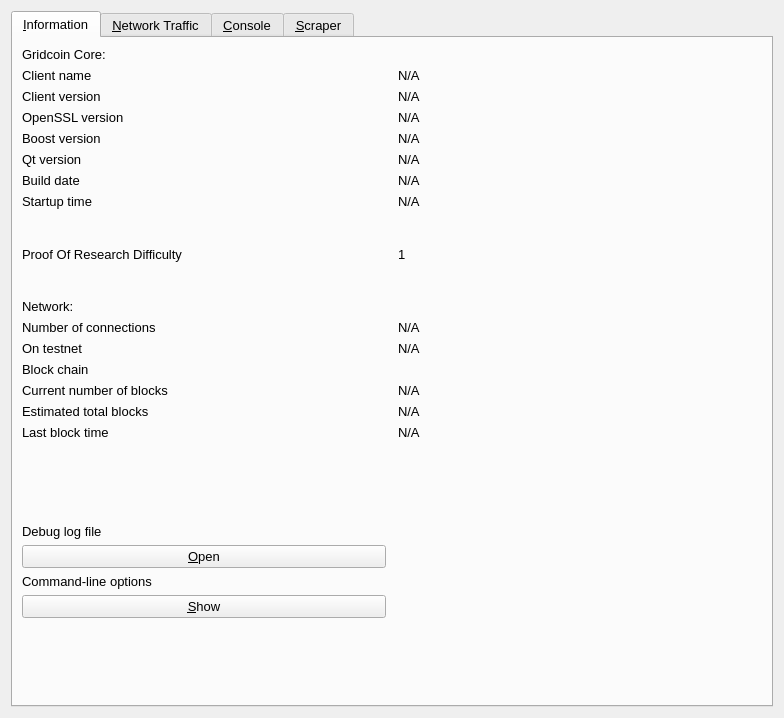
Qt form src/qt/forms/rpcconsole.ui (gridcoin-community/Gridcoin-Research) before a commit.
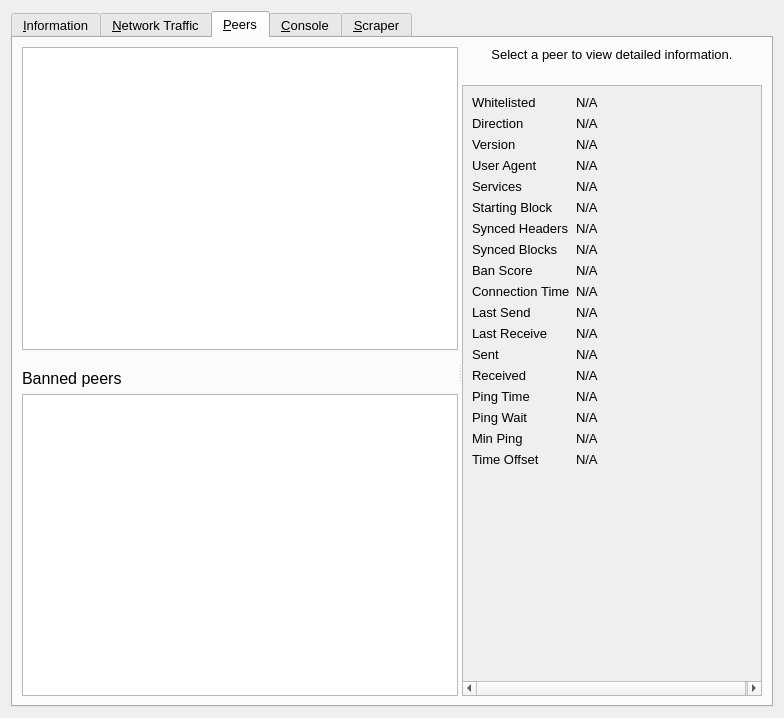
The same form after that commit. The open tabs and pages were chosen to show the change. Icons and pictures are not drawn. Custom widgets are drawn as their Qt base class.

Commit message: Implement Peers Tab in Debug Console

The edit to the form file:
```diff
--- a/src/qt/forms/rpcconsole.ui
+++ b/src/qt/forms/rpcconsole.ui
@@ -680,6 +680,614 @@
        </item>
       </layout>
      </widget>
+     <widget class="QWidget" name="tab_peers">
+      <attribute name="title">
+       <string>&amp;Peers</string>
+      </attribute>
+      <layout class="QVBoxLayout" name="verticalLayout_10">
+       <item>
+        <widget class="QSplitter" name="splitter">
+         <property name="orientation">
+          <enum>Qt::Horizontal</enum>
+         </property>
+         <property name="childrenCollapsible">
+          <bool>false</bool>
+         </property>
+         <widget class="QWidget" name="widget_1" native="true">
+          <property name="sizePolicy">
+           <sizepolicy hsizetype="MinimumExpanding" vsizetype="Preferred">
+            <horstretch>1</horstretch>
+            <verstretch>0</verstretch>
+           </sizepolicy>
+          </property>
+          <property name="minimumSize">
+           <size>
+            <width>400</width>
+            <height>0</height>
+           </size>
+          </property>
+          <layout class="QVBoxLayout" name="verticalLayout_7">
+           <item>
+            <widget class="QTableView" name="peerWidget">
+             <property name="tabKeyNavigation">
+              <bool>false</bool>
+             </property>
+             <property name="sortingEnabled">
+              <bool>true</bool>
+             </property>
+             <attribute name="horizontalHeaderHighlightSections">
+              <bool>false</bool>
+             </attribute>
+            </widget>
+           </item>
+           <item>
+            <widget class="QLabel" name="banHeading">
+             <property name="sizePolicy">
+              <sizepolicy hsizetype="Preferred" vsizetype="Minimum">
+               <horstretch>0</horstretch>
+               <verstretch>0</verstretch>
+              </sizepolicy>
+             </property>
+             <property name="minimumSize">
+              <size>
+               <width>0</width>
+               <height>32</height>
+              </size>
+             </property>
+             <property name="maximumSize">
+              <size>
+               <width>16777215</width>
+               <height>32</height>
+              </size>
+             </property>
+             <property name="font">
+              <font>
+               <pointsize>12</pointsize>
+              </font>
+             </property>
+             <property name="cursor">
+              <cursorShape>IBeamCursor</cursorShape>
+             </property>
+             <property name="text">
+              <string>Banned peers</string>
+             </property>
+             <property name="alignment">
+              <set>Qt::AlignBottom|Qt::AlignLeading|Qt::AlignLeft</set>
+             </property>
+             <property name="wordWrap">
+              <bool>true</bool>
+             </property>
+             <property name="textInteractionFlags">
+              <set>Qt::NoTextInteraction</set>
+             </property>
+            </widget>
+           </item>
+           <item>
+            <widget class="QTableView" name="banlistWidget">
+             <property name="tabKeyNavigation">
+              <bool>false</bool>
+             </property>
+             <property name="sortingEnabled">
+              <bool>true</bool>
+             </property>
+             <attribute name="horizontalHeaderHighlightSections">
+              <bool>false</bool>
+             </attribute>
+            </widget>
+           </item>
+          </layout>
+         </widget>
+         <widget class="QWidget" name="widget_2" native="true">
+          <property name="sizePolicy">
+           <sizepolicy hsizetype="Minimum" vsizetype="Preferred">
+            <horstretch>0</horstretch>
+            <verstretch>0</verstretch>
+           </sizepolicy>
+          </property>
+          <property name="minimumSize">
+           <size>
+            <width>300</width>
+            <height>0</height>
+           </size>
+          </property>
+          <layout class="QVBoxLayout" name="verticalLayout_8">
+           <item>
+            <widget class="QLabel" name="peerHeading">
+             <property name="sizePolicy">
+              <sizepolicy hsizetype="Preferred" vsizetype="Minimum">
+               <horstretch>0</horstretch>
+               <verstretch>0</verstretch>
+              </sizepolicy>
+             </property>
+             <property name="minimumSize">
+              <size>
+               <width>0</width>
+               <height>32</height>
+              </size>
+             </property>
+             <property name="font">
+              <font>
+               <pointsize>10</pointsize>
+              </font>
+             </property>
+             <property name="cursor">
+              <cursorShape>IBeamCursor</cursorShape>
+             </property>
+             <property name="text">
+              <string>Select a peer to view detailed information.</string>
+             </property>
+             <property name="alignment">
+              <set>Qt::AlignHCenter|Qt::AlignTop</set>
+             </property>
+             <property name="wordWrap">
+              <bool>true</bool>
+             </property>
+             <property name="textInteractionFlags">
+              <set>Qt::LinksAccessibleByMouse|Qt::TextSelectableByKeyboard|Qt::TextSelectableByMouse</set>
+             </property>
+            </widget>
+           </item>
+           <item>
+            <widget class="QScrollArea" name="scrollArea">
+             <property name="widgetResizable">
+              <bool>true</bool>
+             </property>
+             <widget class="QWidget" name="detailWidget">
+              <property name="geometry">
+               <rect>
+                <x>0</x>
+                <y>0</y>
+                <width>300</width>
+                <height>426</height>
+               </rect>
+              </property>
+              <property name="minimumSize">
+               <size>
+                <width>300</width>
+                <height>0</height>
+               </size>
+              </property>
+              <layout class="QGridLayout" name="gridLayout_2" columnstretch="0,1">
+               <item row="0" column="0">
+                <widget class="QLabel" name="label_30">
+                 <property name="text">
+                  <string>Whitelisted</string>
+                 </property>
+                </widget>
+               </item>
+               <item row="0" column="1">
+                <widget class="QLabel" name="peerWhitelisted">
+                 <property name="cursor">
+                  <cursorShape>IBeamCursor</cursorShape>
+                 </property>
+                 <property name="text">
+                  <string>N/A</string>
+                 </property>
+                 <property name="textFormat">
+                  <enum>Qt::PlainText</enum>
+                 </property>
+                 <property name="textInteractionFlags">
+                  <set>Qt::LinksAccessibleByMouse|Qt::TextSelectableByKeyboard|Qt::TextSelectableByMouse</set>
+                 </property>
+                </widget>
+               </item>
+               <item row="1" column="0">
+                <widget class="QLabel" name="label_23">
+                 <property name="text">
+                  <string>Direction</string>
+                 </property>
+                </widget>
+               </item>
+               <item row="1" column="1">
+                <widget class="QLabel" name="peerDirection">
+                 <property name="cursor">
+                  <cursorShape>IBeamCursor</cursorShape>
+                 </property>
+                 <property name="text">
+                  <string>N/A</string>
+                 </property>
+                 <property name="textFormat">
+                  <enum>Qt::PlainText</enum>
+                 </property>
+                 <property name="textInteractionFlags">
+                  <set>Qt::LinksAccessibleByMouse|Qt::TextSelectableByKeyboard|Qt::TextSelectableByMouse</set>
+                 </property>
+                </widget>
+               </item>
+               <item row="2" column="0">
+                <widget class="QLabel" name="label_21">
+                 <property name="text">
+                  <string>Version</string>
+                 </property>
+                </widget>
+               </item>
+               <item row="2" column="1">
+                <widget class="QLabel" name="peerVersion">
+                 <property name="cursor">
+                  <cursorShape>IBeamCursor</cursorShape>
+                 </property>
+                 <property name="text">
+                  <string>N/A</string>
+                 </property>
+                 <property name="textFormat">
+                  <enum>Qt::PlainText</enum>
+                 </property>
+                 <property name="textInteractionFlags">
+                  <set>Qt::LinksAccessibleByMouse|Qt::TextSelectableByKeyboard|Qt::TextSelectableByMouse</set>
+                 </property>
+                </widget>
+               </item>
+               <item row="3" column="0">
+                <widget class="QLabel" name="label_28">
+                 <property name="text">
+                  <string>User Agent</string>
+                 </property>
+                </widget>
+               </item>
+               <item row="3" column="1">
+                <widget class="QLabel" name="peerSubversion">
+                 <property name="cursor">
+                  <cursorShape>IBeamCursor</cursorShape>
+                 </property>
+                 <property name="text">
+                  <string>N/A</string>
+                 </property>
+                 <property name="textFormat">
+                  <enum>Qt::PlainText</enum>
+                 </property>
+                 <property name="textInteractionFlags">
+                  <set>Qt::LinksAccessibleByMouse|Qt::TextSelectableByKeyboard|Qt::TextSelectableByMouse</set>
+                 </property>
+                </widget>
+               </item>
+               <item row="4" column="0">
+                <widget class="QLabel" name="label_31">
+                 <property name="text">
+                  <string>Services</string>
+                 </property>
+                </widget>
+               </item>
+               <item row="4" column="1">
+                <widget class="QLabel" name="peerServices">
+                 <property name="cursor">
+                  <cursorShape>IBeamCursor</cursorShape>
+                 </property>
+                 <property name="text">
+                  <string>N/A</string>
+                 </property>
+                 <property name="textFormat">
+                  <enum>Qt::PlainText</enum>
+                 </property>
+                 <property name="textInteractionFlags">
+                  <set>Qt::LinksAccessibleByMouse|Qt::TextSelectableByKeyboard|Qt::TextSelectableByMouse</set>
+                 </property>
+                </widget>
+               </item>
+               <item row="5" column="0">
+                <widget class="QLabel" name="label_29">
+                 <property name="text">
+                  <string>Starting Block</string>
+                 </property>
+                </widget>
+               </item>
+               <item row="5" column="1">
+                <widget class="QLabel" name="peerHeight">
+                 <property name="cursor">
+                  <cursorShape>IBeamCursor</cursorShape>
+                 </property>
+                 <property name="text">
+                  <string>N/A</string>
+                 </property>
+                 <property name="textFormat">
+                  <enum>Qt::PlainText</enum>
+                 </property>
+                 <property name="textInteractionFlags">
+                  <set>Qt::LinksAccessibleByMouse|Qt::TextSelectableByKeyboard|Qt::TextSelectableByMouse</set>
+                 </property>
+                </widget>
+               </item>
+               <item row="6" column="0">
+                <widget class="QLabel" name="label_27">
+                 <property name="text">
+                  <string>Synced Headers</string>
+                 </property>
+                </widget>
+               </item>
+               <item row="6" column="1">
+                <widget class="QLabel" name="peerSyncHeight">
+                 <property name="cursor">
+                  <cursorShape>IBeamCursor</cursorShape>
+                 </property>
+                 <property name="text">
+                  <string>N/A</string>
+                 </property>
+                 <property name="textFormat">
+                  <enum>Qt::PlainText</enum>
+                 </property>
+                 <property name="textInteractionFlags">
+                  <set>Qt::LinksAccessibleByMouse|Qt::TextSelectableByKeyboard|Qt::TextSelectableByMouse</set>
+                 </property>
+                </widget>
+               </item>
+               <item row="7" column="0">
+                <widget class="QLabel" name="label_25">
+                 <property name="text">
+                  <string>Synced Blocks</string>
+                 </property>
+                </widget>
+               </item>
+               <item row="7" column="1">
+                <widget class="QLabel" name="peerCommonHeight">
+                 <property name="cursor">
+                  <cursorShape>IBeamCursor</cursorShape>
+                 </property>
+                 <property name="text">
+                  <string>N/A</string>
+                 </property>
+                 <property name="textFormat">
+                  <enum>Qt::PlainText</enum>
+                 </property>
+                 <property name="textInteractionFlags">
+                  <set>Qt::LinksAccessibleByMouse|Qt::TextSelectableByKeyboard|Qt::TextSelectableByMouse</set>
+                 </property>
+                </widget>
+               </item>
+               <item row="8" column="0">
+                <widget class="QLabel" name="label_24">
+                 <property name="text">
+                  <string>Ban Score</string>
+                 </property>
+                </widget>
+               </item>
+               <item row="8" column="1">
+                <widget class="QLabel" name="peerBanScore">
+                 <property name="cursor">
+                  <cursorShape>IBeamCursor</cursorShape>
+                 </property>
+                 <property name="text">
+                  <string>N/A</string>
+                 </property>
+                 <property name="textFormat">
+                  <enum>Qt::PlainText</enum>
+                 </property>
+                 <property name="textInteractionFlags">
+                  <set>Qt::LinksAccessibleByMouse|Qt::TextSelectableByKeyboard|Qt::TextSelectableByMouse</set>
+                 </property>
+                </widget>
+               </item>
+               <item row="9" column="0">
+                <widget class="QLabel" name="label_22">
+                 <property name="text">
+                  <string>Connection Time</string>
+                 </property>
+                </widget>
+               </item>
+               <item row="9" column="1">
+                <widget class="QLabel" name="peerConnTime">
+                 <property name="cursor">
+                  <cursorShape>IBeamCursor</cursorShape>
+                 </property>
+                 <property name="text">
+                  <string>N/A</string>
+                 </property>
+                 <property name="textFormat">
+                  <enum>Qt::PlainText</enum>
+                 </property>
+                 <property name="textInteractionFlags">
+                  <set>Qt::LinksAccessibleByMouse|Qt::TextSelectableByKeyboard|Qt::TextSelectableByMouse</set>
+                 </property>
+                </widget>
+               </item>
+               <item row="10" column="0">
+                <widget class="QLabel" name="label_15">
+                 <property name="text">
+                  <string>Last Send</string>
+                 </property>
+                </widget>
+               </item>
+               <item row="10" column="1">
+                <widget class="QLabel" name="peerLastSend">
+                 <property name="cursor">
+                  <cursorShape>IBeamCursor</cursorShape>
+                 </property>
+                 <property name="text">
+                  <string>N/A</string>
+                 </property>
+                 <property name="textFormat">
+                  <enum>Qt::PlainText</enum>
+                 </property>
+                 <property name="textInteractionFlags">
+                  <set>Qt::LinksAccessibleByMouse|Qt::TextSelectableByKeyboard|Qt::TextSelectableByMouse</set>
+                 </property>
+                </widget>
+               </item>
+               <item row="11" column="0">
+                <widget class="QLabel" name="label_32">
+                 <property name="text">
+                  <string>Last Receive</string>
+                 </property>
+                </widget>
+               </item>
+               <item row="11" column="1">
+                <widget class="QLabel" name="peerLastRecv">
+                 <property name="cursor">
+                  <cursorShape>IBeamCursor</cursorShape>
+                 </property>
+                 <property name="text">
+                  <string>N/A</string>
+                 </property>
+                 <property name="textFormat">
+                  <enum>Qt::PlainText</enum>
+                 </property>
+                 <property name="textInteractionFlags">
+                  <set>Qt::LinksAccessibleByMouse|Qt::TextSelectableByKeyboard|Qt::TextSelectableByMouse</set>
+                 </property>
+                </widget>
+               </item>
+               <item row="12" column="0">
+                <widget class="QLabel" name="label_33">
+                 <property name="text">
+                  <string>Sent</string>
+                 </property>
+                </widget>
+               </item>
+               <item row="12" column="1">
+                <widget class="QLabel" name="peerBytesSent">
+                 <property name="cursor">
+                  <cursorShape>IBeamCursor</cursorShape>
+                 </property>
+                 <property name="text">
+                  <string>N/A</string>
+                 </property>
+                 <property name="textFormat">
+                  <enum>Qt::PlainText</enum>
+                 </property>
+                 <property name="textInteractionFlags">
+                  <set>Qt::LinksAccessibleByMouse|Qt::TextSelectableByKeyboard|Qt::TextSelectableByMouse</set>
+                 </property>
+                </widget>
+               </item>
+               <item row="13" column="0">
+                <widget class="QLabel" name="label_34">
+                 <property name="text">
+                  <string>Received</string>
+                 </property>
+                </widget>
+               </item>
+               <item row="13" column="1">
+                <widget class="QLabel" name="peerBytesRecv">
+                 <property name="cursor">
+                  <cursorShape>IBeamCursor</cursorShape>
+                 </property>
+                 <property name="text">
+                  <string>N/A</string>
+                 </property>
+                 <property name="textFormat">
+                  <enum>Qt::PlainText</enum>
+                 </property>
+                 <property name="textInteractionFlags">
+                  <set>Qt::LinksAccessibleByMouse|Qt::TextSelectableByKeyboard|Qt::TextSelectableByMouse</set>
+                 </property>
+                </widget>
+               </item>
+               <item row="14" column="0">
+                <widget class="QLabel" name="label_26">
+                 <property name="text">
+                  <string>Ping Time</string>
+                 </property>
+                </widget>
+               </item>
+               <item row="14" column="1">
+                <widget class="QLabel" name="peerPingTime">
+                 <property name="cursor">
+                  <cursorShape>IBeamCursor</cursorShape>
+                 </property>
+                 <property name="text">
+                  <string>N/A</string>
+                 </property>
+                 <property name="textFormat">
+                  <enum>Qt::PlainText</enum>
+                 </property>
+                 <property name="textInteractionFlags">
+                  <set>Qt::LinksAccessibleByMouse|Qt::TextSelectableByKeyboard|Qt::TextSelectableByMouse</set>
+                 </property>
+                </widget>
+               </item>
+               <item row="15" column="0">
+                <widget class="QLabel" name="peerPingWaitLabel">
+                 <property name="toolTip">
+                  <string>The duration of a currently outstanding ping.</string>
+                 </property>
+                 <property name="text">
+                  <string>Ping Wait</string>
+                 </property>
+                </widget>
+               </item>
+               <item row="15" column="1">
+                <widget class="QLabel" name="peerPingWait">
+                 <property name="cursor">
+                  <cursorShape>IBeamCursor</cursorShape>
+                 </property>
+                 <property name="text">
+                  <string>N/A</string>
+                 </property>
+                 <property name="textFormat">
+                  <enum>Qt::PlainText</enum>
+                 </property>
+                 <property name="textInteractionFlags">
+                  <set>Qt::LinksAccessibleByMouse|Qt::TextSelectableByKeyboard|Qt::TextSelectableByMouse</set>
+                 </property>
+                </widget>
+               </item>
+               <item row="16" column="0">
+                <widget class="QLabel" name="peerMinPingLabel">
+                 <property name="text">
+                  <string>Min Ping</string>
+                 </property>
+                </widget>
+               </item>
+               <item row="16" column="1">
+                <widget class="QLabel" name="peerMinPing">
+                 <property name="cursor">
+                  <cursorShape>IBeamCursor</cursorShape>
+                 </property>
+                 <property name="text">
+                  <string>N/A</string>
+                 </property>
+                 <property name="textFormat">
+                  <enum>Qt::PlainText</enum>
+                 </property>
+                 <property name="textInteractionFlags">
+                  <set>Qt::LinksAccessibleByMouse|Qt::TextSelectableByKeyboard|Qt::TextSelectableByMouse</set>
+                 </property>
+                </widget>
+               </item>
+               <item row="17" column="0">
+                <widget class="QLabel" name="label_timeoffset">
+                 <property name="text">
+                  <string>Time Offset</string>
+                 </property>
+                </widget>
+               </item>
+               <item row="17" column="1">
+                <widget class="QLabel" name="timeoffset">
+                 <property name="cursor">
+                  <cursorShape>IBeamCursor</cursorShape>
+                 </property>
+                 <property name="text">
+                  <string>N/A</string>
+                 </property>
+                 <property name="textFormat">
+                  <enum>Qt::PlainText</enum>
+                 </property>
+                 <property name="textInteractionFlags">
+                  <set>Qt::LinksAccessibleByMouse|Qt::TextSelectableByKeyboard|Qt::TextSelectableByMouse</set>
+                 </property>
+                </widget>
+               </item>
+               <item row="18" column="0">
+                <spacer name="verticalSpacer_3">
+                 <property name="orientation">
+                  <enum>Qt::Vertical</enum>
+                 </property>
+                 <property name="sizeHint" stdset="0">
+                  <size>
+                   <width>20</width>
+                   <height>40</height>
+                  </size>
+                 </property>
+                </spacer>
+               </item>
+              </layout>
+             </widget>
+            </widget>
+           </item>
+          </layout>
+         </widget>
+        </widget>
+       </item>
+      </layout>
+     </widget>
      <widget class="QWidget" name="tab_console">
       <attribute name="title">
        <string>&amp;Console</string>
```
Left out of the diff: 4 changed lines with no effect on the pictures. The commit also changes 17 other files.
